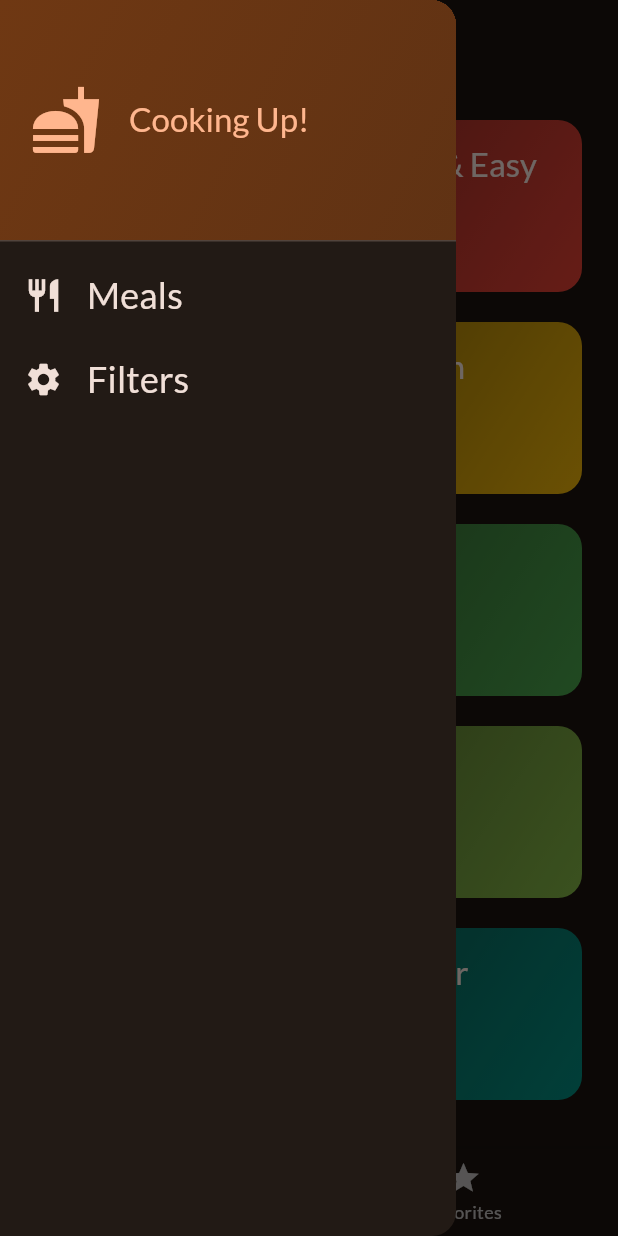
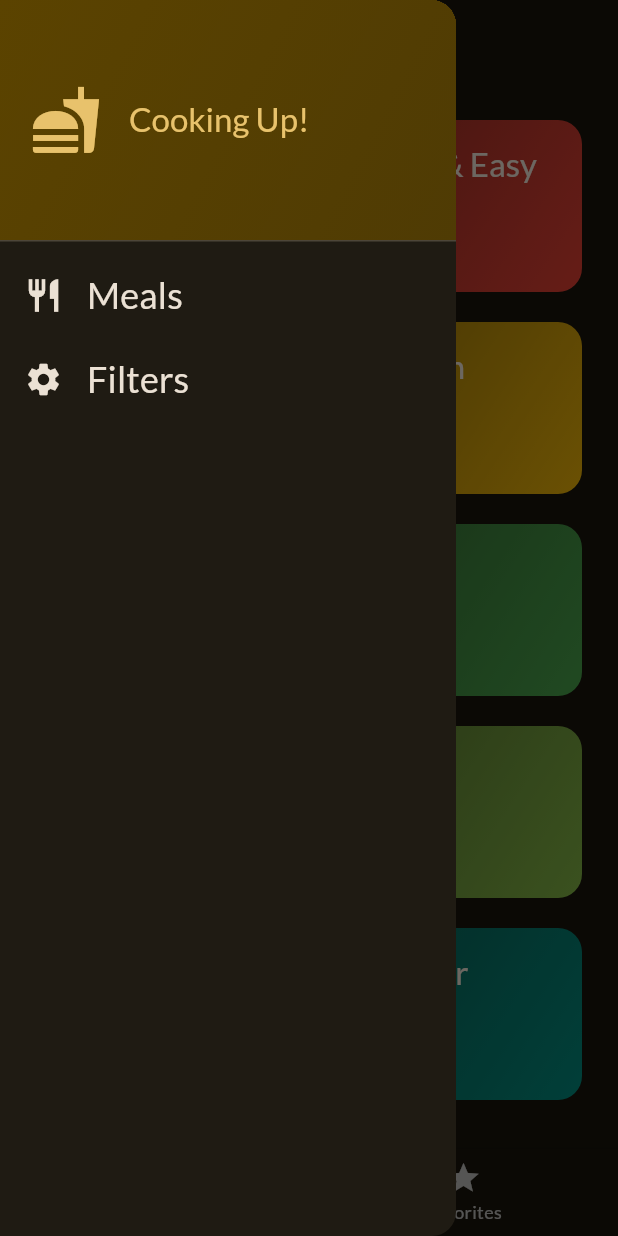
Before and after one commit to tauseefsheikh01/Recipe-App, a Flutter app: the screen it shows after launch, with the side drawer open, on a phone screen of 412 x 824 dp. Run offline on Flutter 3.47's test engine with Material 2 defaults, Android fonts, the phone set to English and light mode, and no system bars; our stand-ins replace flutter_riverpod, google_fonts, transparent_image.

Commit message:
Recipe App

```diff
--- a/Meals App/lib/main.dart
+++ b/Meals App/lib/main.dart
@@ -8,7 +8,7 @@ final theme = ThemeData(
   useMaterial3: true,
   colorScheme: ColorScheme.fromSeed(
     brightness: Brightness.dark,
-    seedColor: const Color.fromARGB(255, 131, 57, 0),
+    seedColor: const Color.fromARGB(255, 131, 98, 0),
   ),
   textTheme: GoogleFonts.latoTextTheme(),
 );
@@ -27,6 +27,7 @@ class App extends StatelessWidget {
   @override
   Widget build(BuildContext context) {
     return MaterialApp(
+      debugShowCheckedModeBanner: false,
       theme: theme,
       home: const TabsScreen(),
     );
--- a/Meals App/lib/screens/tabs.dart
+++ b/Meals App/lib/screens/tabs.dart
@@ -63,6 +63,7 @@ class _TabsScreenState extends ConsumerState<TabsScreen> {
 
     return Scaffold(
       appBar: AppBar(
+
         title: Text(activePageTitle),
       ),
       drawer: MainDrawer(
```
